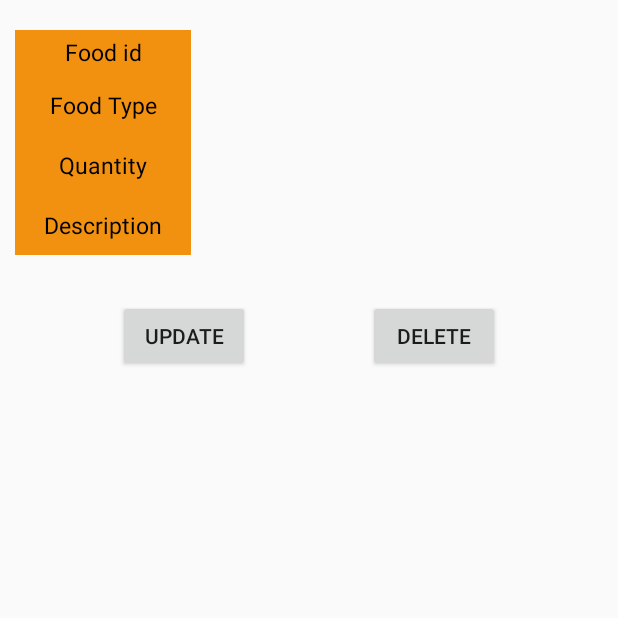
After one commit to Nipun44/Meal-Mate, an Android app: the FoodDetails screen opened directly, with no data from a screen before it, on a phone screen of 412 x 824 dp, the top half of it. The commit adds this screen. Run offline under Robolectric (Android 15) with nearby library versions, the phone set to English and light mode, and no system bars.

Commit message:
single food list view success

```diff
--- a/app/src/main/java/com/example/mealmate/FetchingFood.kt
+++ b/app/src/main/java/com/example/mealmate/FetchingFood.kt
@@ -1,6 +1,7 @@
 package com.example.mealmate
 
 import android.annotation.SuppressLint
+import android.content.Intent
 import androidx.appcompat.app.AppCompatActivity
 import android.os.Bundle
 import android.view.View
@@ -13,7 +14,7 @@ import com.google.firebase.database.*
 
 class FetchingFood : AppCompatActivity() {
 
-    private lateinit var empRecyclerView: RecyclerView
+    private lateinit var foodRecyclerView: RecyclerView
     private lateinit var tvLoadingData: TextView
     private lateinit var foodList: ArrayList<FoodModel>
     private lateinit var dbRef: DatabaseReference
@@ -23,9 +24,9 @@ class FetchingFood : AppCompatActivity() {
         super.onCreate(savedInstanceState)
         setContentView(R.layout.fetching_food)
 
-        empRecyclerView = findViewById(R.id.rvFood)
-        empRecyclerView.layoutManager = LinearLayoutManager(this)
-        empRecyclerView.setHasFixedSize(true)
+        foodRecyclerView = findViewById(R.id.rvFood)
+        foodRecyclerView.layoutManager = LinearLayoutManager(this)
+        foodRecyclerView.setHasFixedSize(true)
         tvLoadingData = findViewById(R.id.tvLoadingData)
 
         foodList = arrayListOf<FoodModel>()
@@ -33,7 +34,7 @@ class FetchingFood : AppCompatActivity() {
         getFoodsData()
     }
     private fun getFoodsData() {
-        empRecyclerView.visibility = View.GONE
+        foodRecyclerView.visibility = View.GONE
         tvLoadingData.visibility = View.VISIBLE
 
         dbRef = FirebaseDatabase.getInstance().getReference("Foods")
@@ -47,9 +48,29 @@ class FetchingFood : AppCompatActivity() {
                         foodList.add(foodData!!)
                     }
                     val mAdapter = FoodAdapter(foodList)
-                    empRecyclerView.adapter = mAdapter
+                    foodRecyclerView.adapter = mAdapter
 
-                    empRecyclerView.visibility = View.VISIBLE
+                    mAdapter.setOnItemClickListener(object : FoodAdapter.onItemClickListener{
+                        override fun onItemClick(position: Int) {
+                            val intent = Intent(this@FetchingFood,FoodDetails::class.java)
+
+                            //put the  extra values in foodList
+
+                            intent.putExtra("foodId",foodList[position].foodId)
+                            intent.putExtra("foodType",foodList[position].typeFood)
+                            intent.putExtra("foodQuantity",foodList[position].quantityFood)
+                            intent.putExtra("foodDescription",foodList[position].descriptionFood)
+                            startActivity(intent)
+
+
+
+
+
+                        }
+
+                    })
+
+                    foodRecyclerView.visibility = View.VISIBLE
                     tvLoadingData.visibility = View.GONE
                 }
             }
--- /dev/null
+++ b/app/src/main/java/com/example/mealmate/FoodDetails.kt
@@ -0,0 +1,46 @@
+package com.example.mealmate
+
+import androidx.appcompat.app.AppCompatActivity
+import android.os.Bundle
+import android.os.ParcelFileDescriptor
+import android.widget.Button
+import android.widget.TextView
+import org.w3c.dom.Text
+
+class FoodDetails : AppCompatActivity() {
+
+
+    private lateinit var tvFoodId : TextView
+    private lateinit var tvFoodType : TextView
+    private lateinit var tvQuantity : TextView
+    private lateinit var tvDescription: TextView
+
+    private lateinit var btnUpdate : Button
+    private lateinit var btnDelete : Button
+
+    override fun onCreate(savedInstanceState: Bundle?) {
+        super.onCreate(savedInstanceState)
+        setContentView(R.layout.activity_food_details)
+
+        initView()
+            setValuesToViews()
+    }
+
+    private fun initView(){
+        tvFoodId = findViewById(R.id.tvFoodId)
+        tvFoodType = findViewById(R.id.tvFoodType)
+        tvQuantity = findViewById(R.id.tvFoodQuantity)
+        tvDescription = findViewById(R.id.tvFoodDescription)
+        btnUpdate = findViewById(R.id.btnUpdate)
+        btnDelete = findViewById(R.id.btnDelete)
+    }
+
+
+    //set values for a view in
+    private fun setValuesToViews(){
+        tvFoodId.text = intent.getStringExtra("foodId")
+        tvFoodType.text = intent.getStringExtra("foodType")
+        tvQuantity.text = intent.getStringExtra("foodQuantity")
+        tvDescription.text = intent.getStringExtra("foodDescription")
+    }
+}
--- a/app/src/main/java/com/example/mealmate/adapters/FoodAdapter.kt
+++ b/app/src/main/java/com/example/mealmate/adapters/FoodAdapter.kt
@@ -8,15 +8,28 @@ import androidx.recyclerview.widget.RecyclerView
 import com.example.mealmate.R
 import com.example.mealmate.models.FoodModel
 
-class FoodAdapter(private val foodList: ArrayList<FoodModel>):
-    RecyclerView.Adapter<FoodAdapter.ViewHolder>(){
+
+
+
+class FoodAdapter(private val foodList: ArrayList<FoodModel>) :
+    RecyclerView.Adapter<FoodAdapter.ViewHolder>() {
+
+    private lateinit var mListener: onItemClickListener
+
+    interface onItemClickListener{
+        fun onItemClick(position: Int)
+    }
+
+    fun setOnItemClickListener(clickListener: onItemClickListener){
+        mListener = clickListener
+    }
 
     override fun onCreateViewHolder(parent: ViewGroup, viewType: Int): ViewHolder {
-        val itemView = LayoutInflater.from(parent.context).inflate(R.layout.food_list_item,parent,false)
-        return ViewHolder(itemView)
+        val itemView = LayoutInflater.from(parent.context).inflate(R.layout.food_list_item, parent, false)
+        return ViewHolder(itemView, mListener)
     }
 
-    override fun onBindViewHolder(holder: FoodAdapter.ViewHolder, position: Int) {
+    override fun onBindViewHolder(holder: ViewHolder, position: Int) {
         val currentFood = foodList[position]
         holder.tvFoodName.text = currentFood.typeFood
     }
@@ -25,8 +38,16 @@ class FoodAdapter(private val foodList: ArrayList<FoodModel>):
         return foodList.size
     }
 
-    class ViewHolder(itemView: View) : RecyclerView.ViewHolder(itemView) {
+    class ViewHolder(itemView: View, clickListener: onItemClickListener) : RecyclerView.ViewHolder(itemView) {
+
         val tvFoodName : TextView = itemView.findViewById(R.id.tvFoodName)
+
+        init {
+            itemView.setOnClickListener {
+                clickListener.onItemClick(adapterPosition)
+            }
+        }
+
     }
 
 }
--- /dev/null
+++ b/app/src/main/res/layout/activity_food_details.xml
@@ -0,0 +1,252 @@
+<?xml version="1.0" encoding="utf-8"?>
+<androidx.constraintlayout.widget.ConstraintLayout xmlns:android="http://schemas.android.com/apk/res/android"
+    xmlns:app="http://schemas.android.com/apk/res-auto"
+    xmlns:tools="http://schemas.android.com/tools"
+    android:layout_width="match_parent"
+    android:layout_height="match_parent"
+    tools:context=".FoodDetails">
+
+    <Button
+        android:id="@+id/btnUpdate"
+        android:layout_width="wrap_content"
+        android:layout_height="wrap_content"
+        android:layout_marginTop="30dp"
+        android:text="Update"
+        app:layout_constraintEnd_toStartOf="@+id/btnDelete"
+        app:layout_constraintHorizontal_bias="0.5"
+        app:layout_constraintStart_toStartOf="parent"
+        app:layout_constraintTop_toBottomOf="@id/linearLayout" />
+
+    <Button
+        android:id="@+id/btnDelete"
+        android:layout_width="wrap_content"
+        android:layout_height="wrap_content"
+        android:layout_marginTop="30dp"
+        android:text="Delete"
+        app:layout_constraintEnd_toEndOf="parent"
+        app:layout_constraintHorizontal_bias="0.5"
+        app:layout_constraintStart_toEndOf="@+id/btnUpdate"
+        app:layout_constraintTop_toBottomOf="@id/linearLayout" />
+
+    <LinearLayout
+        android:id="@+id/linearLayout"
+        android:layout_width="match_parent"
+        android:layout_height="wrap_content"
+        app:layout_constraintStart_toStartOf="parent"
+        app:layout_constraintTop_toTopOf="parent"
+        app:layout_constraintEnd_toEndOf="parent"
+        android:orientation="vertical">
+
+
+        <LinearLayout
+            android:id="@+id/id_lin"
+            android:layout_width="match_parent"
+            android:layout_height="30dp"
+            android:layout_marginLeft="10dp"
+            android:layout_marginTop="20dp"
+            android:layout_marginRight="10dp"
+            android:orientation="horizontal"
+            android:weightSum="2"
+
+            >
+
+            <LinearLayout
+                android:layout_width="0dp"
+                android:layout_height="match_parent"
+                android:layout_weight="0.6"
+                android:background="@color/primarybutton">
+
+                <TextView
+                    android:layout_width="match_parent"
+                    android:layout_height="wrap_content"
+                    android:layout_gravity="center"
+                    android:gravity="center"
+                    android:text="Food id"
+                    android:textColor="@color/black"
+                    android:textSize="15sp" />
+
+            </LinearLayout>
+
+            <LinearLayout
+                android:layout_width="0dp"
+                android:layout_height="match_parent"
+                android:layout_weight="1.4">
+
+                <TextView
+                    android:id="@+id/tvFoodId"
+                    android:layout_width="match_parent"
+                    android:layout_height="wrap_content"
+                    android:layout_gravity="center"
+                    android:gravity="center"
+                    android:text=""
+                    android:textColor="@color/black"
+                    android:textSize="15sp"
+
+                    />
+
+            </LinearLayout>
+
+
+        </LinearLayout>
+
+
+        <LinearLayout
+            android:id="@+id/contact_lin"
+            android:layout_width="match_parent"
+            android:layout_height="40dp"
+            android:layout_marginLeft="10dp"
+            android:layout_marginRight="10dp"
+            android:orientation="horizontal"
+            android:weightSum="2">
+
+            <LinearLayout
+                android:layout_width="0dp"
+                android:layout_height="match_parent"
+                android:layout_weight="0.6"
+                android:background="@color/primarybutton">
+
+                <TextView
+                    android:layout_width="match_parent"
+                    android:layout_height="wrap_content"
+                    android:layout_gravity="center"
+                    android:gravity="center"
+                    android:text="Food Type"
+                    android:textColor="@color/black"
+                    android:textSize="15sp" />
+
+            </LinearLayout>
+
+            <LinearLayout
+                android:layout_width="0dp"
+                android:layout_height="match_parent"
+                android:layout_weight="1.4">
+
+                <TextView
+                    android:id="@+id/tvFoodType"
+                    android:layout_width="match_parent"
+                    android:layout_height="wrap_content"
+                    android:layout_gravity="center"
+                    android:gravity="center"
+                    android:text=""
+                    android:textColor="@color/black"
+                    android:textSize="15sp"
+
+                    />
+
+            </LinearLayout>
+
+
+        </LinearLayout>
+
+        <LinearLayout
+
+            android:layout_width="match_parent"
+            android:layout_height="40dp"
+            android:layout_marginLeft="10dp"
+            android:layout_marginRight="10dp"
+            android:orientation="horizontal"
+            android:weightSum="2"
+
+            >
+
+            <LinearLayout
+                android:layout_width="0dp"
+                android:layout_height="match_parent"
+                android:layout_weight="0.6"
+                android:background="@color/primarybutton">
+
+                <TextView
+                    android:layout_width="match_parent"
+                    android:layout_height="wrap_content"
+                    android:layout_gravity="center"
+                    android:gravity="center"
+                    android:text="Quantity"
+                    android:textColor="@color/black"
+                    android:textSize="15sp"
+
+
+                    />
+
+            </LinearLayout>
+
+            <LinearLayout
+                android:layout_width="0dp"
+                android:layout_height="match_parent"
+                android:layout_weight="1.4">
+
+                <TextView
+                    android:id="@+id/tvFoodQuantity"
+                    android:layout_width="match_parent"
+                    android:layout_height="wrap_content"
+                    android:layout_gravity="center"
+                    android:gravity="center"
+                    android:text=""
+                    android:textColor="@color/black"
+                    android:textSize="15sp"
+
+                    />
+
+            </LinearLayout>
+
+
+        </LinearLayout>
+
+
+        <LinearLayout
+
+            android:layout_width="match_parent"
+            android:layout_height="40dp"
+            android:layout_marginLeft="10dp"
+            android:layout_marginRight="10dp"
+            android:orientation="horizontal"
+            android:weightSum="2"
+
+            >
+
+            <LinearLayout
+                android:layout_width="0dp"
+                android:layout_height="match_parent"
+                android:layout_weight="0.6"
+                android:background="@color/primarybutton">
+
+                <TextView
+                    android:layout_width="match_parent"
+                    android:layout_height="wrap_content"
+                    android:layout_gravity="center"
+
+                    android:gravity="center"
+                    android:text="Description"
+                    android:textColor="@color/black"
+                    android:textSize="15sp"
+
+
+                    />
+
+            </LinearLayout>
+
+            <LinearLayout
+                android:layout_width="0dp"
+                android:layout_height="match_parent"
+                android:layout_weight="1.4">
+
+                <TextView
+                    android:id="@+id/tvFoodDescription"
+                    android:layout_width="match_parent"
+                    android:layout_height="wrap_content"
+                    android:layout_gravity="center"
+                    android:gravity="center"
+                    android:text=""
+                    android:textColor="@color/black"
+                    android:textSize="15sp"
+
+                    />
+
+            </LinearLayout>
+
+
+        </LinearLayout>
+
+
+    </LinearLayout>
+
+</androidx.constraintlayout.widget.ConstraintLayout>
```
Also changed, not shown: app/src/main/AndroidManifest.xml (+19 -21 lines).
